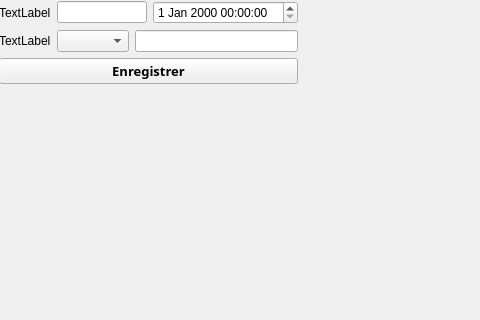
Above: PluriNotes/mainwindow.ui from hugochabs/LO21_plurinotes before the change; both pictures show x 532 to 1012 and y 396 to 716 of the 1012 by 716 pixel window. Below: the same form after it.
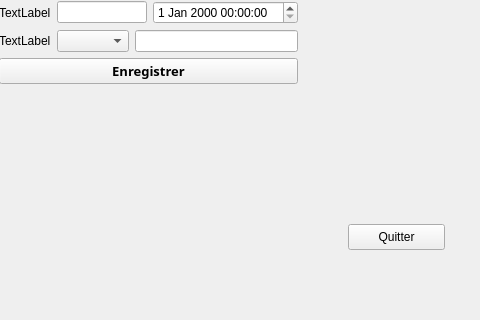
That is the form after the change.

```diff
--- a/PluriNotes/mainwindow.ui
+++ b/PluriNotes/mainwindow.ui
@@ -434,6 +434,19 @@
      </item>
     </layout>
    </widget>
+   <widget class="QPushButton" name="pushButton_2">
+    <property name="geometry">
+     <rect>
+      <x>880</x>
+      <y>620</y>
+      <width>97</width>
+      <height>26</height>
+     </rect>
+    </property>
+    <property name="text">
+     <string>Quitter</string>
+    </property>
+   </widget>
   </widget>
  </widget>
  <layoutdefault spacing="6" margin="11"/>
```
